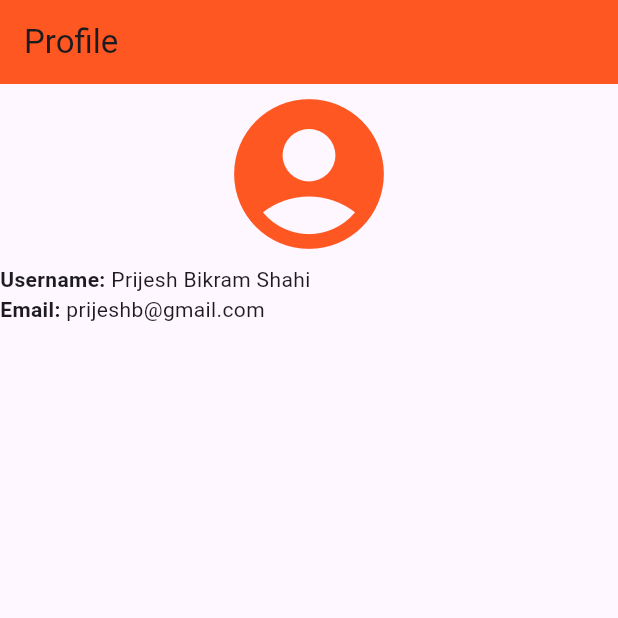
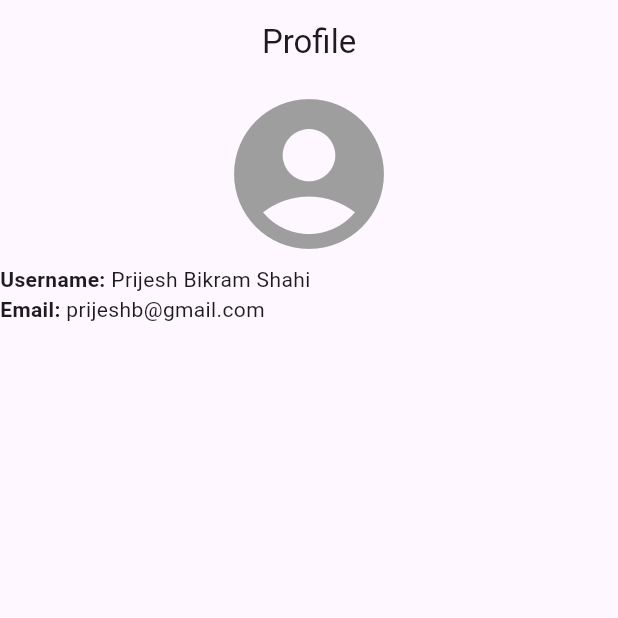
Before and after one commit to PrijeshBikramShahi/hacakthon, a Flutter app: the screen it shows after launch, on a phone screen of 412 x 824 dp, the top half of it. Run offline on Flutter 3.47's test engine with Material 3 defaults, Android fonts, the phone set to English and light mode, and no system bars.

Commit message:
readme again.md

```diff
--- a/lib/screens/profile.dart
+++ b/lib/screens/profile.dart
@@ -12,13 +12,12 @@ class _ProfilePageState extends State<ProfilePage> {
   Widget build(BuildContext context) {
     return Scaffold(
         appBar: AppBar(
-          title: Text('Profile'),
-          backgroundColor: Colors.deepOrange,
+          title: Center(child: Text('Profile')),
         ),
         body: Column(
           crossAxisAlignment: CrossAxisAlignment.stretch,
           children: [
-            Icon(Icons.account_circle, size: 120, color: Colors.deepOrange),
+            Icon(Icons.account_circle, size: 120, color: Colors.grey),
             Row(
               children: [
                 Text("Username: ",
```
Also changed, not shown: 1 other file.
